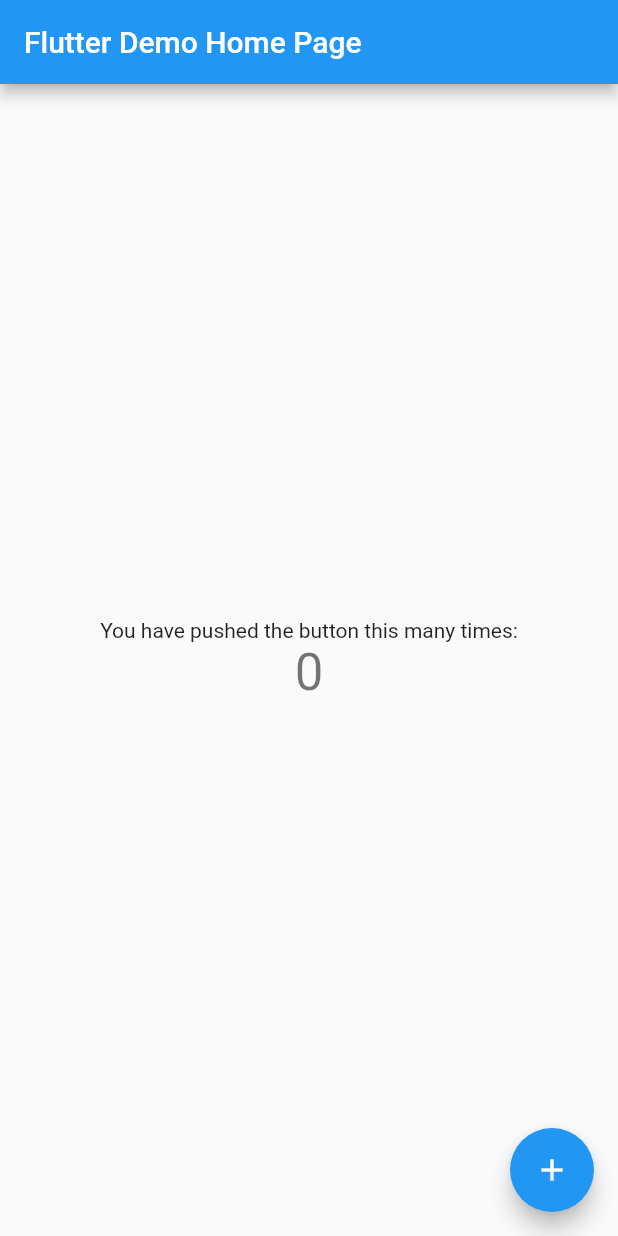
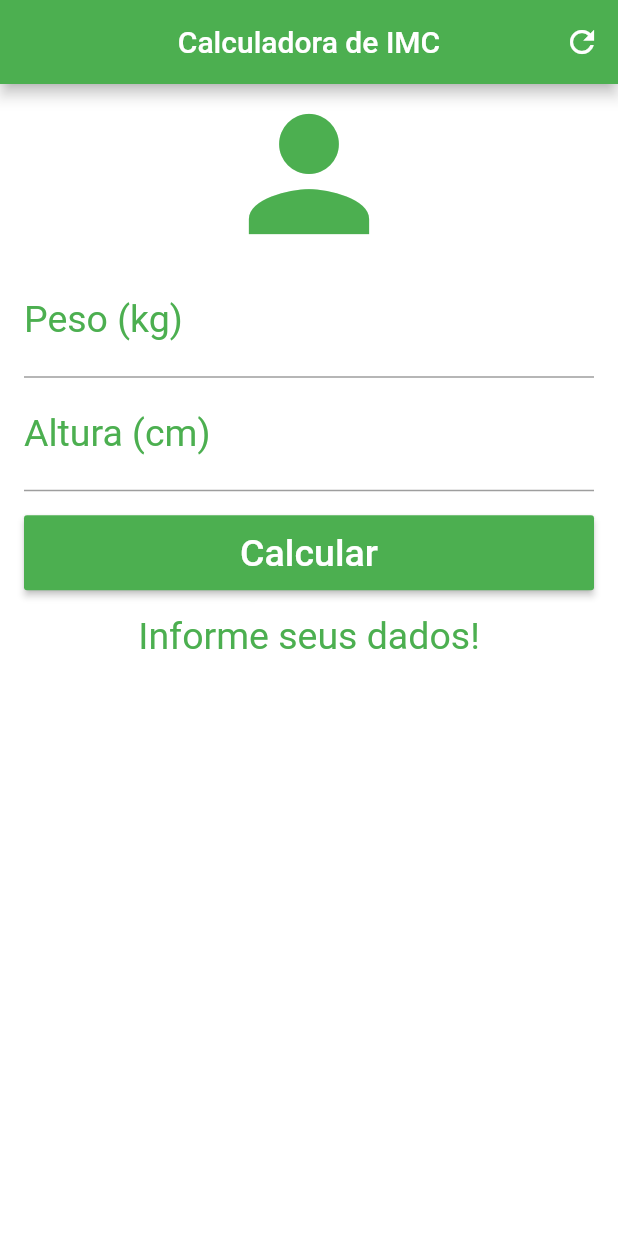
Before and after one commit to LEMSantos/imc_calculator_flutter, a Flutter app: the screen it shows after launch, on a phone screen of 412 x 824 dp. Run offline on Flutter 3.47's test engine with Material 2 defaults, Android fonts, the phone set to English and light mode, and no system bars.

Commit message:
Adiciona o código da home da aplicação

```diff
--- a/lib/main.dart
+++ b/lib/main.dart
@@ -1,111 +1,142 @@
 import 'package:flutter/material.dart';
 
-void main() => runApp(MyApp());
+void main() => {
+  runApp(MaterialApp(
+    home: Home(),
+  ))
+};
 
-class MyApp extends StatelessWidget {
-  // This widget is the root of your application.
+class Home extends StatefulWidget {
   @override
-  Widget build(BuildContext context) {
-    return MaterialApp(
-      title: 'Flutter Demo',
-      theme: ThemeData(
-        // This is the theme of your application.
-        //
-        // Try running your application with "flutter run". You'll see the
-        // application has a blue toolbar. Then, without quitting the app, try
-        // changing the primarySwatch below to Colors.green and then invoke
-        // "hot reload" (press "r" in the console where you ran "flutter run",
-        // or simply save your changes to "hot reload" in a Flutter IDE).
-        // Notice that the counter didn't reset back to zero; the application
-        // is not restarted.
-        primarySwatch: Colors.blue,
-      ),
-      home: MyHomePage(title: 'Flutter Demo Home Page'),
-    );
-  }
+  _HomeState createState() => _HomeState();
 }
 
-class MyHomePage extends StatefulWidget {
-  MyHomePage({Key key, this.title}) : super(key: key);
+class _HomeState extends State<Home> {
+  TextEditingController weightController = TextEditingController();
+  TextEditingController heightController = TextEditingController();
 
-  // This widget is the home page of your application. It is stateful, meaning
-  // that it has a State object (defined below) that contains fields that affect
-  // how it looks.
+  GlobalKey<FormState> _formKey = GlobalKey<FormState>();
 
-  // This class is the configuration for the state. It holds the values (in this
-  // case the title) provided by the parent (in this case the App widget) and
-  // used by the build method of the State. Fields in a Widget subclass are
-  // always marked "final".
+  String _infoText = 'Informe seus dados!';
 
-  final String title;
+  void _resetFields() {
+    weightController.text = '';
+    heightController.text = '';
 
-  @override
-  _MyHomePageState createState() => _MyHomePageState();
-}
+    setState(() {
+      _infoText = 'Informe seus dados!';
+      _formKey = GlobalKey<FormState>();
+    });
+  }
 
-class _MyHomePageState extends State<MyHomePage> {
-  int _counter = 0;
+  void _calculate() {
+    double weight = double.parse(weightController.text);
+    double height = double.parse(heightController.text) / 100;
 
-  void _incrementCounter() {
+    double imc = weight / (height * height);
+
     setState(() {
-      // This call to setState tells the Flutter framework that something has
-      // changed in this State, which causes it to rerun the build method below
-      // so that the display can reflect the updated values. If we changed
-      // _counter without calling setState(), then the build method would not be
-      // called again, and so nothing would appear to happen.
-      _counter++;
+      if (imc < 18) {
+        _infoText = 'Abaixo do Peso (${imc.toStringAsPrecision(4)})';
+      } else if (imc < 24.9) {
+        _infoText = 'Peso Ideal (${imc.toStringAsPrecision(4)})';
+      } else if (imc < 29.9) {
+        _infoText = 'Levemente Acima do Peso (${imc.toStringAsPrecision(4)})';
+      } else if (imc < 34.9) {
+        _infoText = 'Obesidade Grau I (${imc.toStringAsPrecision(4)})';
+      } else if (imc < 39.9) {
+        _infoText = 'Obesidade Grau II (${imc.toStringAsPrecision(4)})';
+      } else {
+        _infoText = 'Obesidade Grau III (${imc.toStringAsPrecision(4)})';
+      }
     });
   }
 
   @override
   Widget build(BuildContext context) {
-    // This method is rerun every time setState is called, for instance as done
-    // by the _incrementCounter method above.
-    //
-    // The Flutter framework has been optimized to make rerunning build methods
-    // fast, so that you can just rebuild anything that needs updating rather
-    // than having to individually change instances of widgets.
     return Scaffold(
       appBar: AppBar(
-        // Here we take the value from the MyHomePage object that was created by
-        // the App.build method, and use it to set our appbar title.
-        title: Text(widget.title),
+        title: Text('Calculadora de IMC'),
+        centerTitle: true,
+        backgroundColor: Colors.green,
+        actions: <Widget> [
+          IconButton(
+            icon: Icon(Icons.refresh),
+            onPressed: _resetFields,
+          ),
+        ],
       ),
-      body: Center(
-        // Center is a layout widget. It takes a single child and positions it
-        // in the middle of the parent.
-        child: Column(
-          // Column is also a layout widget. It takes a list of children and
-          // arranges them vertically. By default, it sizes itself to fit its
-          // children horizontally, and tries to be as tall as its parent.
-          //
-          // Invoke "debug painting" (press "p" in the console, choose the
-          // "Toggle Debug Paint" action from the Flutter Inspector in Android
-          // Studio, or the "Toggle Debug Paint" command in Visual Studio Code)
-          // to see the wireframe for each widget.
-          //
-          // Column has various properties to control how it sizes itself and
-          // how it positions its children. Here we use mainAxisAlignment to
-          // center the children vertically; the main axis here is the vertical
-          // axis because Columns are vertical (the cross axis would be
-          // horizontal).
-          mainAxisAlignment: MainAxisAlignment.center,
-          children: <Widget>[
-            Text(
-              'You have pushed the button this many times:',
-            ),
-            Text(
-              '$_counter',
-              style: Theme.of(context).textTheme.display1,
-            ),
-          ],
+      backgroundColor: Colors.white,
+      body: SingleChildScrollView(
+        padding: EdgeInsets.only(left: 16, right: 16),
+        child: Form(
+          key: _formKey,
+          child: Column(
+            crossAxisAlignment: CrossAxisAlignment.stretch,
+            children: <Widget> [
+              Icon(Icons.person, size: 120, color: Colors.green,),
+
+              TextFormField(
+                keyboardType: TextInputType.number,
+                decoration: InputDecoration(
+                  labelText: 'Peso (kg)',
+                  labelStyle: TextStyle(color: Colors.green)
+                ),
+                textAlign: TextAlign.center,
+                style: TextStyle(color: Colors.green, fontSize: 25),
+                controller: weightController,
+                validator: (value) {
+                  if (value.isEmpty) {
+                    return 'Insira seu Peso!';
+                  }
+
+                  return '';
+                },
+              ),
+
+              TextFormField(
+                keyboardType: TextInputType.number,
+                decoration: InputDecoration(
+                  labelText: 'Altura (cm)',
+                  labelStyle: TextStyle(color: Colors.green)
+                ),
+                textAlign: TextAlign.center,
+                style: TextStyle(color: Colors.green, fontSize: 25),
+                controller: heightController,
+                validator: (value) {
+                  if (value.isEmpty) {
+                    return 'Insira sua Altura!';
+                  }
+
+                  return '';
+                },
+              ),
+
+              Padding(
+                padding: EdgeInsets.only(top: 16, bottom: 16),
+                child:  Container(
+                  height: 50,
+                  child: RaisedButton(
+                    color: Colors.green,
+                    child: Text('Calcular', style: TextStyle(color: Colors.white, fontSize: 25),),
+                    onPressed: () {
+                      if (_formKey.currentState.validate()) {
+                        _calculate();
+                      }
+                    },
+                  ),
+                ),
+              ),
+
+              Text(
+                _infoText,
+                textAlign: TextAlign.center,
+                style: TextStyle(color: Colors.green, fontSize: 25),
+              )
+            ],
+          ),
         ),
       ),
-      floatingActionButton: FloatingActionButton(
-        onPressed: _incrementCounter,
-        tooltip: 'Increment',
-        child: Icon(Icons.add),
-      ), // This trailing comma makes auto-formatting nicer for build methods.
     );
   }
 }
```
Also changed, not shown: 1 other file.
